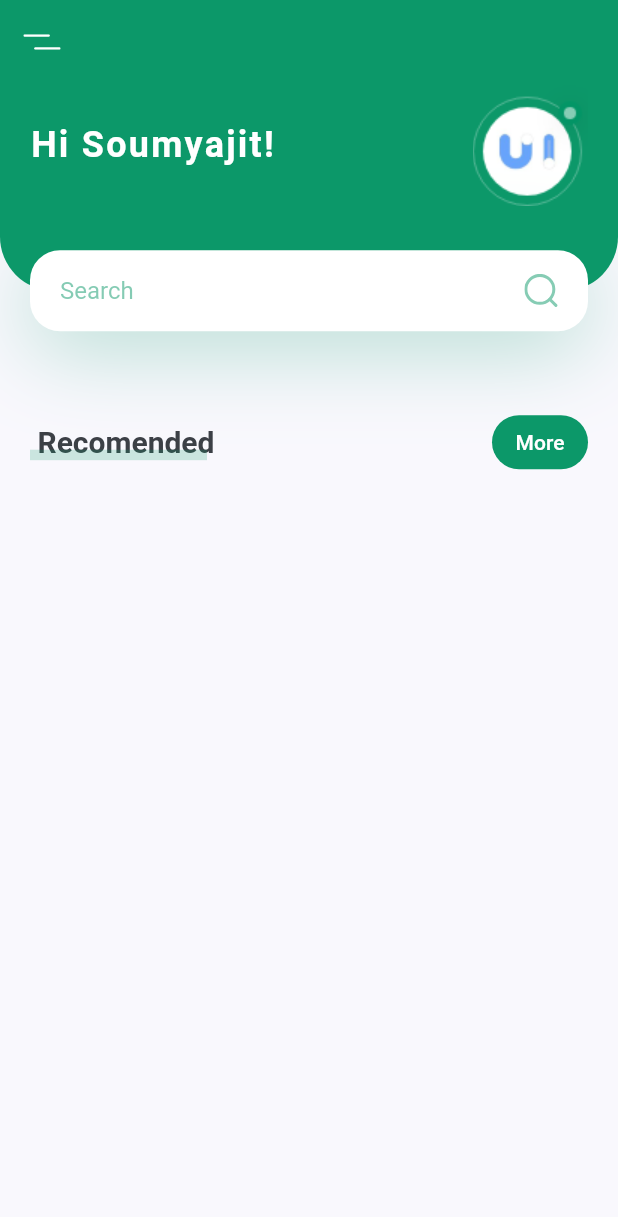
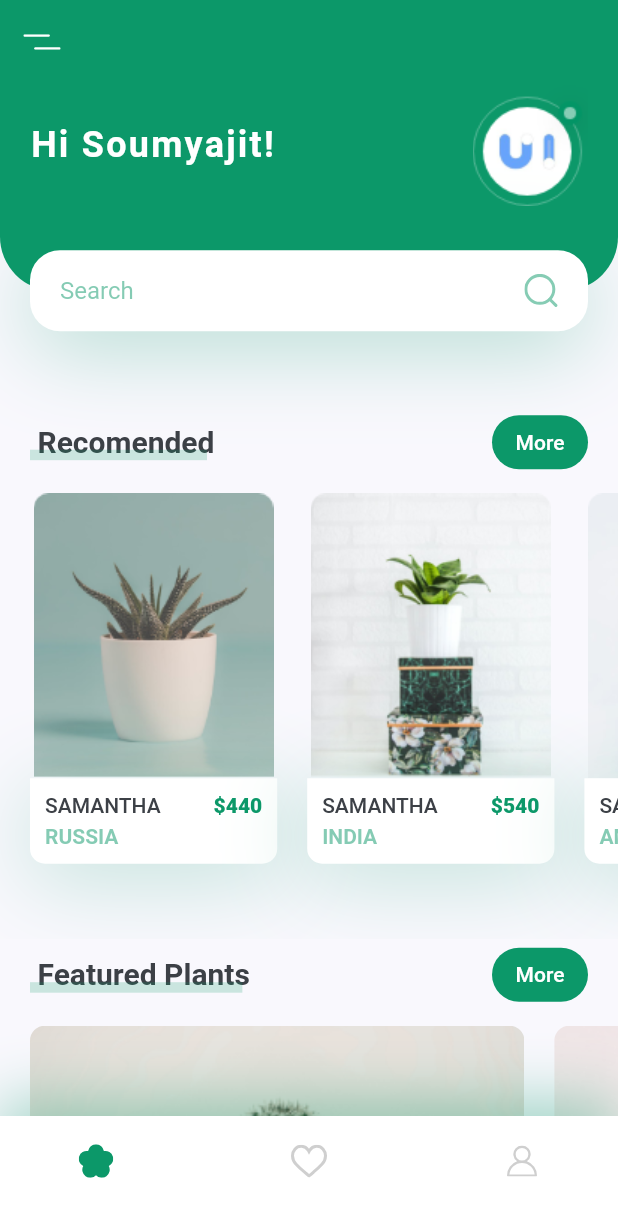
Before and after one commit to Soumyajit2101999/plant_ui, a Flutter app: the screen it shows after launch, on a phone screen of 412 x 824 dp. Shown: the top 1217 px of the screen. Run offline on Flutter 3.47's test engine with Material 2 defaults, Android fonts, the phone set to English and light mode, and no system bars; our stand-ins replace flutter_svg.

Commit message:
new Commit

```diff
--- a/lib/screens/home/components/body.dart
+++ b/lib/screens/home/components/body.dart
@@ -4,8 +4,10 @@ import 'package:flutter/material.dart';
 import 'package:flutter/src/widgets/container.dart';
 import 'package:flutter/src/widgets/framework.dart';
 import 'package:flutter_svg/flutter_svg.dart';
-import 'package:plat_app_ui_practice/screens/home/components/header_with_searchbox.dart';
-import 'package:plat_app_ui_practice/screens/home/components/title_with_more_btn.dart';
+import 'package:plat_app_ui_practice/widgets/featured_plants.dart';
+import 'package:plat_app_ui_practice/widgets/header_with_searchbox.dart';
+import 'package:plat_app_ui_practice/widgets/recomended_plant.dart';
+import 'package:plat_app_ui_practice/widgets/title_with_more_btn.dart';
 import 'package:plat_app_ui_practice/utils/constants.dart';
 
 class Body extends StatelessWidget {
@@ -19,8 +21,46 @@ class Body extends StatelessWidget {
         children: [
           HeaderWithSearchBox(size: size),
           TitleWithMoreButton(
-            title: "More",
+            title: "Recomended",
             press: () {},
+          ),
+          SingleChildScrollView(
+            scrollDirection: Axis.horizontal,
+            child: Row(
+              children: [
+                RecomendedPlantCard(
+                  image: "assets/images/image_1.png",
+                  title: "SAMANTHA",
+                  country: "RUSSIA",
+                  price: 440,
+                  press: () {},
+                ),
+                RecomendedPlantCard(
+                  image: "assets/images/image_2.png",
+                  title: "SAMANTHA",
+                  country: "INDIA",
+                  price: 540,
+                  press: () {},
+                ),
+                RecomendedPlantCard(
+                  image: "assets/images/image_3.png",
+                  title: "SAMANTHA",
+                  country: "AMERICA",
+                  price: 640,
+                  press: () {},
+                ),
+              ],
+            ),
+          ),
+          TitleWithMoreButton(title: "Featured Plants", press: () {}),
+          SingleChildScrollView(
+            scrollDirection: Axis.horizontal,
+            child: Row(
+              children: [
+                FeaturedPlantCard(image: "assets/images/bottom_img_1.png"),
+                FeaturedPlantCard(image: "assets/images/bottom_img_2.png"),
+              ],
+            ),
           )
         ],
       ),
--- a/lib/screens/home/components/home_screen.dart
+++ b/lib/screens/home/components/home_screen.dart
@@ -4,6 +4,7 @@ import 'package:flutter/src/widgets/framework.dart';
 import 'package:flutter_svg/flutter_svg.dart';
 import 'package:plat_app_ui_practice/screens/home/components/body.dart';
 import 'package:plat_app_ui_practice/utils/constants.dart';
+import 'package:plat_app_ui_practice/widgets/my_bottom_navbar.dart';
 
 class Homescreen extends StatelessWidget {
   const Homescreen({super.key});
@@ -13,6 +14,7 @@ class Homescreen extends StatelessWidget {
     return Scaffold(
       appBar: buildAppBar(),
       body: Body(),
+      bottomNavigationBar: MyBottomNavBar(),
     );
   }
 
--- /dev/null
+++ b/lib/widgets/featured_plants.dart
@@ -0,0 +1,27 @@
+import 'package:flutter/material.dart';
+import 'package:plat_app_ui_practice/utils/constants.dart';
+
+class FeaturedPlantCard extends StatelessWidget {
+  const FeaturedPlantCard({
+    Key? key,
+    this.image = "",
+  }) : super(key: key);
+
+  final String image;
+
+  @override
+  Widget build(BuildContext context) {
+    Size size = MediaQuery.of(context).size;
+    return Container(
+      margin: EdgeInsets.only(
+          left: kDefaultPadding,
+          top: kDefaultPadding / 2,
+          bottom: kDefaultPadding / 2),
+      width: size.width * 0.8,
+      height: 185,
+      decoration: BoxDecoration(
+          borderRadius: BorderRadius.circular(10),
+          image: DecorationImage(image: AssetImage(image), fit: BoxFit.cover)),
+    );
+  }
+}
--- a/lib/screens/home/components/header_with_searchbox.dart
+++ b/lib/widgets/header_with_searchbox.dart
@@ -1,7 +1,7 @@
 import 'package:flutter/material.dart';
 import 'package:flutter_svg/flutter_svg.dart';
 
-import '../../../utils/constants.dart';
+import '../utils/constants.dart';
 
 class HeaderWithSearchBox extends StatelessWidget {
   const HeaderWithSearchBox({
--- /dev/null
+++ b/lib/widgets/my_bottom_navbar.dart
@@ -0,0 +1,40 @@
+import 'package:flutter/material.dart';
+import 'package:flutter_svg/svg.dart';
+import 'package:plat_app_ui_practice/utils/constants.dart';
+
+class MyBottomNavBar extends StatelessWidget {
+  const MyBottomNavBar({
+    Key? key,
+  }) : super(key: key);
+
+  @override
+  Widget build(BuildContext context) {
+    return Container(
+      padding: EdgeInsets.only(
+          left: kDefaultPadding * 2,
+          right: kDefaultPadding * 2,
+          bottom: kDefaultPadding),
+      height: 80,
+      decoration: BoxDecoration(color: Colors.white, boxShadow: [
+        BoxShadow(
+            offset: Offset(0, -10),
+            blurRadius: 35,
+            color: kPrimaryColor.withOpacity(0.38))
+      ]),
+      child: Row(
+        mainAxisAlignment: MainAxisAlignment.spaceBetween,
+        children: [
+          IconButton(
+              onPressed: () {},
+              icon: SvgPicture.asset("assets/icons/flower.svg")),
+          IconButton(
+              onPressed: () {},
+              icon: SvgPicture.asset("assets/icons/heart-icon.svg")),
+          IconButton(
+              onPressed: () {},
+              icon: SvgPicture.asset("assets/icons/user-icon.svg")),
+        ],
+      ),
+    );
+  }
+}
--- /dev/null
+++ b/lib/widgets/recomended_plant.dart
@@ -0,0 +1,82 @@
+import 'package:flutter/material.dart';
+import 'package:plat_app_ui_practice/utils/constants.dart';
+
+class RecomendedPlantCard extends StatelessWidget {
+  const RecomendedPlantCard({
+    Key? key,
+    this.image = "",
+    this.title = "",
+    this.country = "",
+    this.price = 0,
+    required this.press,
+  }) : super(key: key);
+
+  final String image, title, country;
+  final int price;
+  final Function press;
+
+  @override
+  Widget build(BuildContext context) {
+    Size size = MediaQuery.of(context).size;
+    return Container(
+      margin: EdgeInsets.only(
+          left: kDefaultPadding,
+          top: kDefaultPadding / 2,
+          bottom: kDefaultPadding * 2.5),
+      width: size.width * 0.4,
+      child: Column(
+        children: [
+          Image.asset(image),
+          GestureDetector(
+            onTap: () {},
+            child: Container(
+              padding: EdgeInsets.all(kDefaultPadding / 2),
+              decoration: BoxDecoration(
+                  color: Colors.white,
+                  borderRadius: BorderRadius.only(
+                      bottomLeft: Radius.circular(10),
+                      bottomRight: Radius.circular(10)),
+                  boxShadow: [
+                    BoxShadow(
+                        offset: Offset(0, 10),
+                        blurRadius: 50,
+                        color: kPrimaryColor.withOpacity(0.23))
+                  ]),
+              child: Container(
+                child: Column(
+                  crossAxisAlignment: CrossAxisAlignment.start,
+                  children: [
+                    Row(
+                      mainAxisAlignment: MainAxisAlignment.spaceBetween,
+                      children: [
+                        Text(
+                          title,
+                          style: Theme.of(context).textTheme.button,
+                        ),
+                        Text(
+                          "\$$price",
+                          style: TextStyle(
+                              fontWeight: FontWeight.w900,
+                              color: kPrimaryColor),
+                        )
+                      ],
+                    ),
+                    SizedBox(
+                      height: 5,
+                    ),
+                    Text(
+                      country,
+                      style: TextStyle(
+                          fontWeight: FontWeight.bold,
+                          color: kPrimaryColor.withOpacity(0.5)),
+                    )
+                  ],
+                ),
+              ),
+            ),
+          )
+        ],
+      ),
+    );
+  }
+}
--- a/lib/screens/home/components/title_with_custom_underline.dart
+++ b/lib/widgets/title_with_custom_underline.dart
@@ -1,6 +1,6 @@
 import 'package:flutter/material.dart';
 
-import '../../../utils/constants.dart';
+import '../utils/constants.dart';
 
 class TitleWithCustomUnderline extends StatelessWidget {
   const TitleWithCustomUnderline({
--- a/lib/screens/home/components/title_with_more_btn.dart
+++ b/lib/widgets/title_with_more_btn.dart
@@ -1,7 +1,7 @@
 import 'package:flutter/material.dart';
-import 'package:plat_app_ui_practice/screens/home/components/title_with_custom_underline.dart';
+import 'package:plat_app_ui_practice/widgets/title_with_custom_underline.dart';
 
-import '../../../utils/constants.dart';
+import '../utils/constants.dart';
 
 class TitleWithMoreButton extends StatelessWidget {
   const TitleWithMoreButton({
@@ -21,7 +21,7 @@ class TitleWithMoreButton extends StatelessWidget {
         mainAxisAlignment: MainAxisAlignment.spaceBetween,
         children: [
           TitleWithCustomUnderline(
-            text: "Recomended",
+            text: title,
           ),
           TextButton(
               style: ButtonStyle(
@@ -35,7 +35,7 @@ class TitleWithMoreButton extends StatelessWidget {
                 foregroundColor: MaterialStateProperty.all<Color>(Colors.white),
               ),
               onPressed: () {},
-              child: Text(title))
+              child: Text("More"))
         ],
       ),
     );
```
